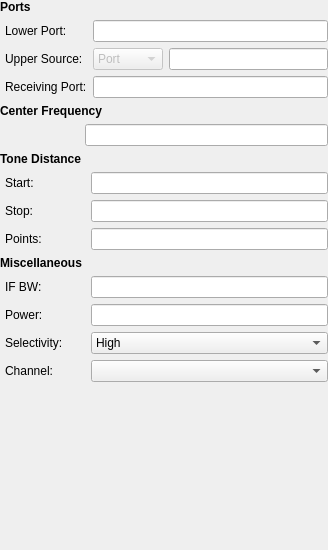
Old version of the form Core/IntermodWidget.ui in the repository Terrabits/IMSpacingSweep.
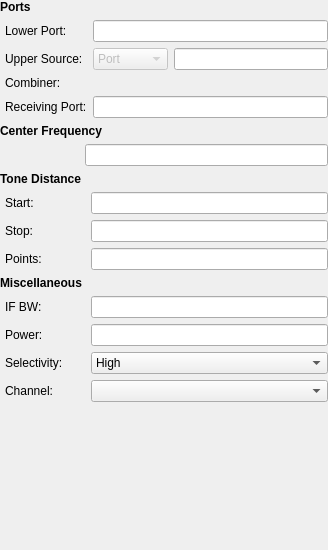
New version of the form. Custom widgets are drawn as their Qt base class.

Commit message: Adding combiner input

```diff
--- a/Core/IntermodWidget.ui
+++ b/Core/IntermodWidget.ui
@@ -69,7 +69,7 @@
          <property name="bottomMargin">
           <number>0</number>
          </property>
-         <item row="2" column="0">
+         <item row="3" column="0">
           <widget class="QLabel" name="receivingLabel">
            <property name="minimumSize">
             <size>
@@ -111,7 +111,7 @@
            </property>
           </widget>
          </item>
-         <item row="2" column="1">
+         <item row="3" column="1">
           <widget class="RsaToolbox::PointsEdit" name="receivingPort"/>
          </item>
          <item row="1" column="1">
@@ -140,6 +140,12 @@
               <property name="enabled">
                <bool>false</bool>
               </property>
+              <property name="minimumSize">
+               <size>
+                <width>75</width>
+                <height>0</height>
+               </size>
+              </property>
               <item>
                <property name="text">
                 <string>Port</string>
@@ -158,6 +164,16 @@
            </layout>
           </widget>
          </item>
+         <item row="2" column="0">
+          <widget class="QLabel" name="combinerLabel">
+           <property name="text">
+            <string>Combiner:</string>
+           </property>
+          </widget>
+         </item>
+         <item row="2" column="1">
+          <widget class="CombinerEdit" name="combiner" native="true"/>
+         </item>
         </layout>
        </widget>
       </item>
@@ -496,6 +512,12 @@
    <extends>QLineEdit</extends>
    <header>PowerEdit.h</header>
   </customwidget>
+  <customwidget>
+   <class>CombinerEdit</class>
+   <extends>QWidget</extends>
+   <header>CombinerEdit.h</header>
+   <container>1</container>
+  </customwidget>
  </customwidgets>
  <tabstops>
   <tabstop>lowerPort</tabstop>
```
The commit also changes 53 other files.
